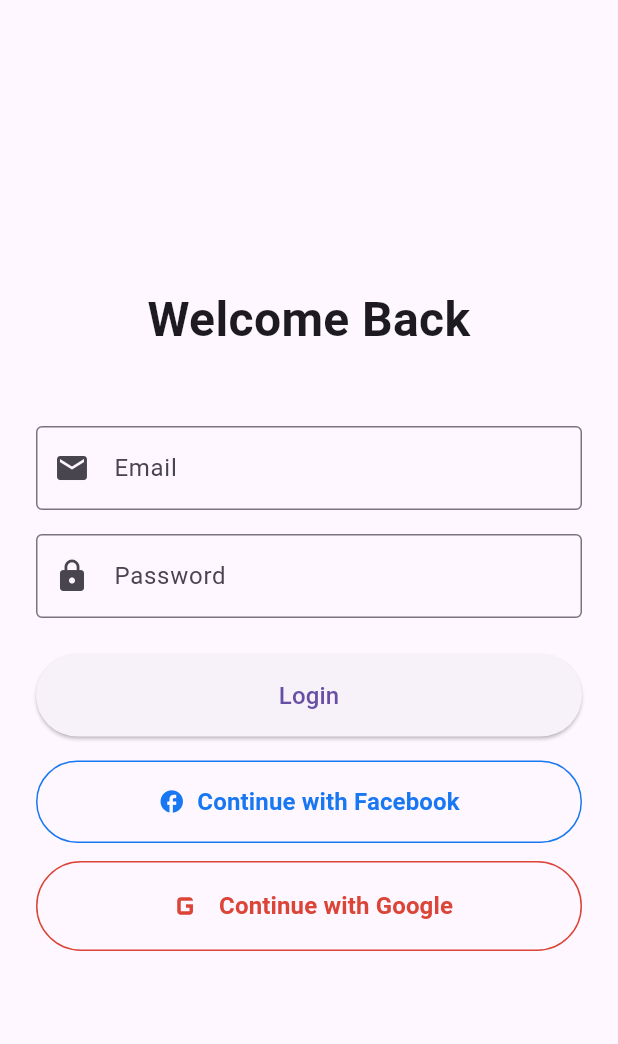
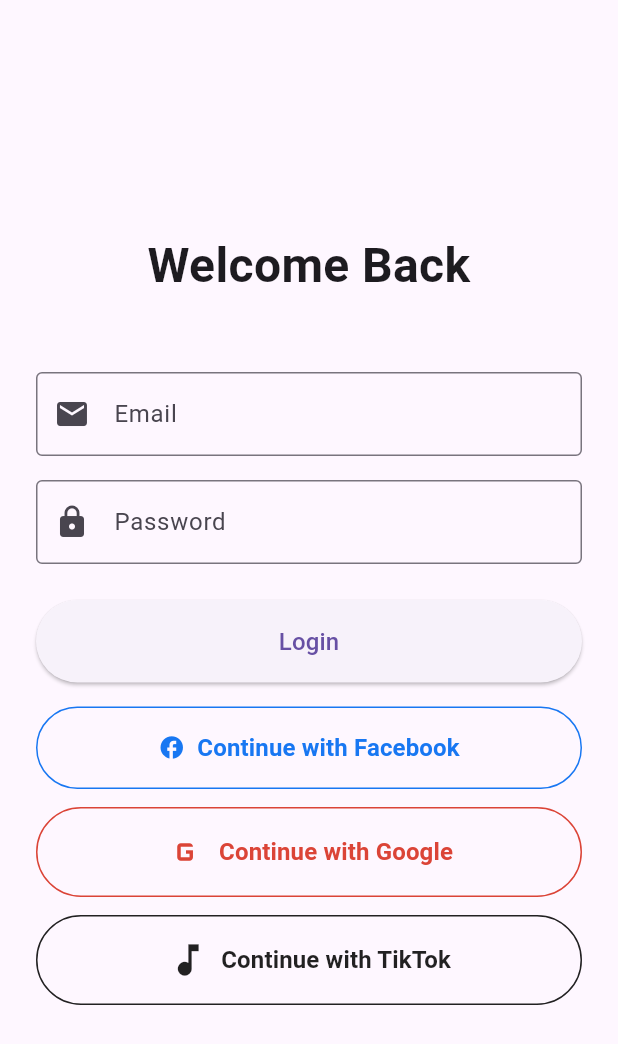
Before and after one commit to samnang95/manage-state-by-flutter-defualt, a Flutter app: the screen it shows after launch, on a phone screen of 412 x 824 dp. Shown: the top 1044 px of the screen. Run offline on Flutter 3.47's test engine with Material 3 defaults, Android fonts, the phone set to English and light mode, and no system bars; missing offline and left inert: flutter_web_auth_2.

Commit message:
feat(auth): implement TikTok login with PKCE and add app assets

```diff
--- /dev/null
+++ b/lib/core/constants/app_images.dart
@@ -0,0 +1,5 @@
+class AppImages {
+  AppImages._();
+
+  static const String appLogo = 'assets/images/app_logo.jpg';
+}
--- a/lib/presentation/auth/intents/auth_intent.dart
+++ b/lib/presentation/auth/intents/auth_intent.dart
@@ -19,3 +19,7 @@
 class LoginWithGoogleIntent extends AuthIntent {
   const LoginWithGoogleIntent();
 }
+
+class LoginWithTikTokIntent extends AuthIntent {
+  const LoginWithTikTokIntent();
+}
--- a/lib/presentation/auth/widgets/login_view.dart
+++ b/lib/presentation/auth/widgets/login_view.dart
@@ -134,6 +134,27 @@
               );
             },
           ),
+          const SizedBox(height: 12),
+          ValueListenableBuilder<AuthState>(
+            valueListenable: controller,
+            builder: (context, state, _) {
+              return OutlinedButton.icon(
+                style: OutlinedButton.styleFrom(
+                  padding: const EdgeInsets.symmetric(vertical: 16),
+                  side: const BorderSide(color: Colors.black87),
+                  foregroundColor: Colors.black87,
+                ),
+                icon: const Icon(Icons.music_note, size: 28),
+                label: const Text('Continue with TikTok', style: TextStyle(fontSize: 16, fontWeight: FontWeight.bold)),
+                onPressed: state.isLoading
+                    ? null
+                    : () {
+                        FocusScope.of(context).unfocus();
+                        controller.onIntent(const LoginWithTikTokIntent());
+                      },
+              );
+            },
+          ),
         ],
       ),
     );
--- a/pubspec.yaml
+++ b/pubspec.yaml
@@ -12,6 +12,9 @@
     sdk: flutter
 
   cupertino_icons: ^1.0.8
+  flutter_web_auth_2: ^5.1.0
+  http: ^1.6.0
+  crypto: ^3.0.7
 dev_dependencies:
   flutter_test:
     sdk: flutter
@@ -19,3 +22,5 @@
 
 flutter:
   uses-material-design: true
+  assets:
+    - assets/images/
```
Also changed, not shown: lib/core/services/native_auth_service.dart (+88 -2 lines), lib/presentation/auth/controllers/auth_controller.dart (+30 -0 lines), assets/images/app_logo.jpg (added), pubspec.lock, 1 other file.
